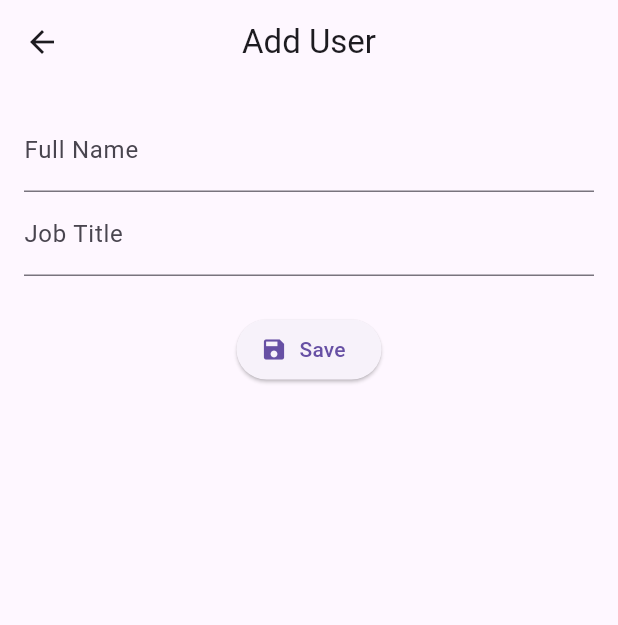
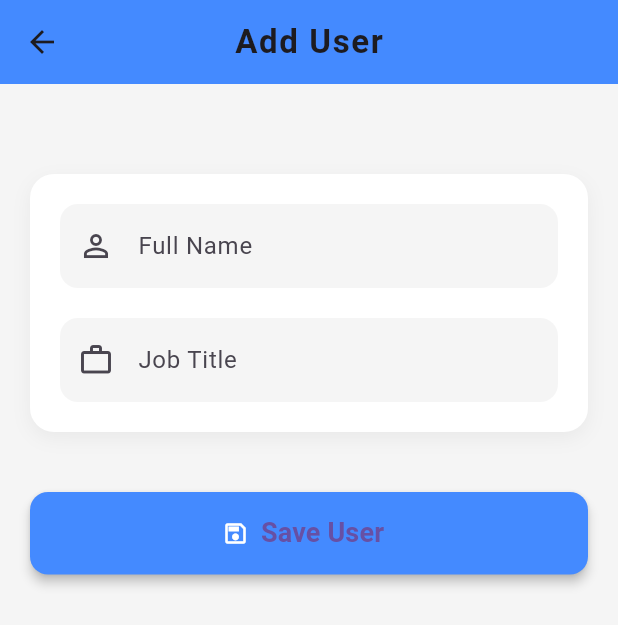
Before and after one commit to Sujan29k/user_manager_app, a Flutter app: the UserFormScreen screen opened directly, on a phone screen of 412 x 824 dp. Shown: the top 625 px of the screen. Run offline on Flutter 3.47's test engine with Material 3 defaults, Android fonts, the phone set to English and light mode, and no system bars; our stand-ins replace flutter_dotenv; network calls fail.

Commit message:
user form screen updated

```diff
--- a/lib/screens/user_form_screen.dart
+++ b/lib/screens/user_form_screen.dart
@@ -13,10 +13,8 @@ class UserFormScreen extends StatefulWidget {
 
 class _UserFormScreenState extends State<UserFormScreen> {
   final _formKey = GlobalKey<FormState>();
-
   late TextEditingController _nameController;
   late TextEditingController _jobController;
-
   bool _isLoading = false;
 
   @override
@@ -35,28 +33,26 @@ class _UserFormScreenState extends State<UserFormScreen> {
       id: widget.user?.id,
       name: _nameController.text,
       job: _jobController.text,
-      avatar:
-          widget.user?.avatar ??
-          '', // Keep existing avatar for updates, empty for new users
+      avatar: widget.user?.avatar ?? '',
     );
 
     try {
       if (widget.user == null) {
         await ApiService.createUser(newUser);
         ScaffoldMessenger.of(context).showSnackBar(
-          const SnackBar(content: Text('User created successfully!')),
+          const SnackBar(content: Text('✅ User created successfully!')),
         );
       } else {
         await ApiService.updateUser(widget.user!.id!, newUser);
         ScaffoldMessenger.of(context).showSnackBar(
-          const SnackBar(content: Text('User updated successfully!')),
+          const SnackBar(content: Text('✅ User updated successfully!')),
         );
       }
       Navigator.pop(context);
     } catch (e) {
       ScaffoldMessenger.of(
         context,
-      ).showSnackBar(SnackBar(content: Text('Error: $e')));
+      ).showSnackBar(SnackBar(content: Text('❌ Error: $e')));
     } finally {
       setState(() => _isLoading = false);
     }
@@ -64,36 +60,107 @@ class _UserFormScreenState extends State<UserFormScreen> {
 
   @override
   Widget build(BuildContext context) {
+    final bool isEdit = widget.user != null;
+
     return Scaffold(
+      backgroundColor: Colors.grey[100],
       appBar: AppBar(
-        title: Text(widget.user == null ? "Add User" : "Edit User"),
+        elevation: 0,
+        backgroundColor: Colors.blueAccent,
+        title: Text(
+          isEdit ? "Edit User" : "Add User",
+          style: const TextStyle(
+            fontWeight: FontWeight.bold,
+            letterSpacing: 1.1,
+          ),
+        ),
         centerTitle: true,
       ),
-      body: Padding(
-        padding: const EdgeInsets.all(16.0),
+      body: SingleChildScrollView(
+        padding: const EdgeInsets.all(20),
         child: Form(
           key: _formKey,
           child: Column(
             children: [
+              const SizedBox(height: 40),
+              Container(
+                padding: const EdgeInsets.all(20),
+                decoration: BoxDecoration(
+                  color: Colors.white,
+                  borderRadius: BorderRadius.circular(16),
+                  boxShadow: [
+                    BoxShadow(
+                      color: Colors.black.withOpacity(0.05),
+                      blurRadius: 10,
+                      offset: const Offset(0, 4),
+                    ),
+                  ],
+                ),
+                child: Column(
+                  children: [
                     TextFormField(
                       controller: _nameController,
-                decoration: const InputDecoration(labelText: "Full Name"),
+                      decoration: InputDecoration(
+                        labelText: "Full Name",
+                        prefixIcon: const Icon(Icons.person_outline),
+                        filled: true,
+                        fillColor: Colors.grey[100],
+                        border: OutlineInputBorder(
+                          borderRadius: BorderRadius.circular(12),
+                          borderSide: BorderSide.none,
+                        ),
+                      ),
                       validator: (value) =>
                           value!.isEmpty ? "Please enter a name" : null,
                     ),
+                    const SizedBox(height: 20),
                     TextFormField(
                       controller: _jobController,
-                decoration: const InputDecoration(labelText: "Job Title"),
+                      decoration: InputDecoration(
+                        labelText: "Job Title",
+                        prefixIcon: const Icon(Icons.work_outline),
+                        filled: true,
+                        fillColor: Colors.grey[100],
+                        border: OutlineInputBorder(
+                          borderRadius: BorderRadius.circular(12),
+                          borderSide: BorderSide.none,
+                        ),
+                      ),
                       validator: (value) =>
                           value!.isEmpty ? "Please enter a job title" : null,
                     ),
-              const SizedBox(height: 25),
+                  ],
+                ),
+              ),
+              const SizedBox(height: 40),
+
+              // ✅ Save Button
               _isLoading
                   ? const CircularProgressIndicator()
-                  : ElevatedButton.icon(
+                  : SizedBox(
+                      width: double.infinity,
+                      height: 55,
+                      child: ElevatedButton.icon(
                         onPressed: _saveUser,
-                      icon: const Icon(Icons.save),
-                      label: Text(widget.user == null ? "Save" : "Update"),
+                        icon: const Icon(
+                          Icons.save_outlined,
+                          color: Colors.white,
+                        ),
+                        label: Text(
+                          isEdit ? "Update User" : "Save User",
+                          style: const TextStyle(
+                            fontSize: 18,
+                            fontWeight: FontWeight.bold,
+                          ),
+                        ),
+                        style: ElevatedButton.styleFrom(
+                          backgroundColor: Colors.blueAccent,
+                          shape: RoundedRectangleBorder(
+                            borderRadius: BorderRadius.circular(12),
+                          ),
+                          elevation: 3,
+                        ),
+                      ),
                     ),
             ],
           ),
```
Lines whose indentation alone changed are shown as unchanged.
